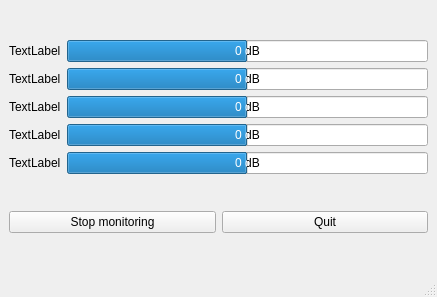
Qt form hpimon/hpimon.ui (jjnurminen/hpimon) before a commit.
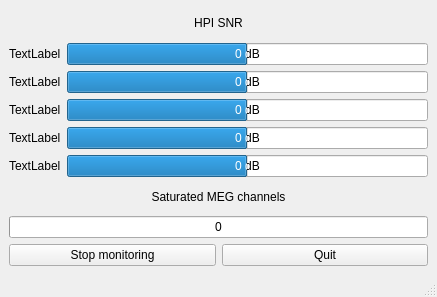
The same form after that commit.

Commit message: wip: monitor saturated channels

What changed in the file:
```diff
--- a/hpimon/hpimon.ui
+++ b/hpimon/hpimon.ui
@@ -15,6 +15,16 @@
   </property>
   <widget class="QWidget" name="centralwidget">
    <layout class="QVBoxLayout" name="verticalLayout">
+    <item>
+     <widget class="QLabel" name="label">
+      <property name="text">
+       <string>HPI SNR</string>
+      </property>
+      <property name="alignment">
+       <set>Qt::AlignCenter</set>
+      </property>
+     </widget>
+    </item>
     <item>
      <layout class="QGridLayout" name="gridLayout">
       <item row="2" column="0">
@@ -152,6 +162,38 @@
       </item>
      </layout>
     </item>
+    <item>
+     <widget class="QLabel" name="label_6">
+      <property name="text">
+       <string>Saturated MEG channels</string>
+      </property>
+      <property name="alignment">
+       <set>Qt::AlignCenter</set>
+      </property>
+     </widget>
+    </item>
+    <item>
+     <widget class="QProgressBar" name="progressBar_sat">
+      <property name="minimum">
+       <number>0</number>
+      </property>
+      <property name="maximum">
+       <number>306</number>
+      </property>
+      <property name="value">
+       <number>0</number>
+      </property>
+      <property name="textVisible">
+       <bool>true</bool>
+      </property>
+      <property name="invertedAppearance">
+       <bool>false</bool>
+      </property>
+      <property name="format">
+       <string>%v</string>
+      </property>
+     </widget>
+    </item>
     <item>
      <layout class="QHBoxLayout" name="horizontalLayout">
       <item>
```
The commit also changes 1 other file.
